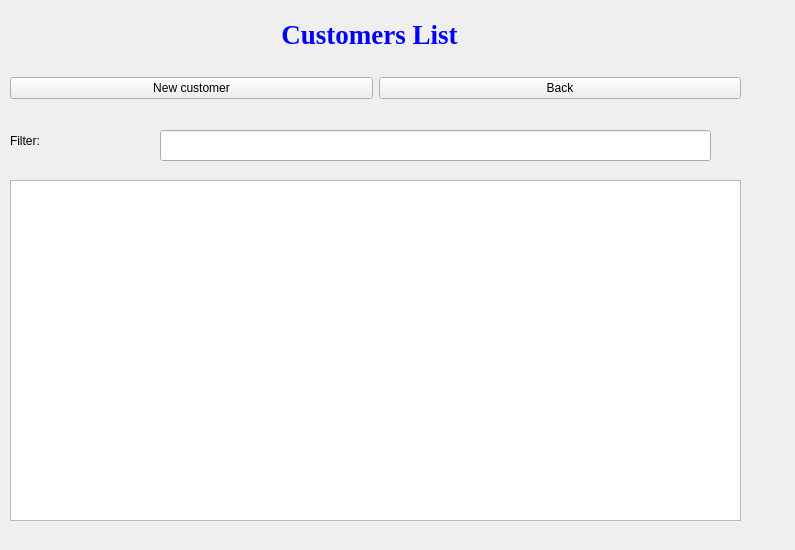
This is customerlist.ui in jonathansaetre/BankSystem as Qt 5 draws it before an edit. The edited form follows.
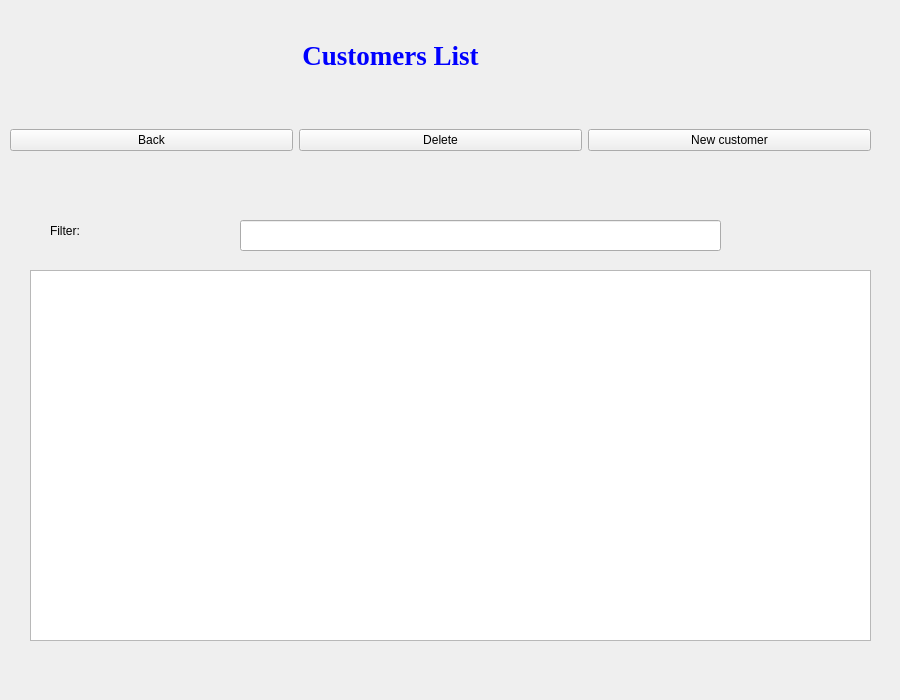
This is the edited form.

```diff
--- a/customerlist.ui
+++ b/customerlist.ui
@@ -6,20 +6,20 @@
    <rect>
     <x>0</x>
     <y>0</y>
-    <width>795</width>
-    <height>550</height>
+    <width>900</width>
+    <height>700</height>
    </rect>
   </property>
   <property name="minimumSize">
    <size>
-    <width>750</width>
-    <height>550</height>
+    <width>900</width>
+    <height>700</height>
    </size>
   </property>
   <property name="maximumSize">
    <size>
-    <width>795</width>
-    <height>550</height>
+    <width>900</width>
+    <height>700</height>
    </size>
   </property>
   <property name="windowTitle">
@@ -28,8 +28,8 @@
   <widget class="QLabel" name="label">
    <property name="geometry">
     <rect>
-     <x>9</x>
-     <y>9</y>
+     <x>30</x>
+     <y>30</y>
      <width>721</width>
      <height>51</height>
     </rect>
@@ -58,9 +58,9 @@
   <widget class="QLabel" name="label_2">
    <property name="geometry">
     <rect>
-     <x>10</x>
-     <y>120</y>
-     <width>831</width>
+     <x>50</x>
+     <y>210</y>
+     <width>777</width>
      <height>41</height>
     </rect>
    </property>
@@ -77,9 +77,9 @@
   <widget class="QLineEdit" name="textSearchEdit">
    <property name="geometry">
     <rect>
-     <x>160</x>
-     <y>130</y>
-     <width>551</width>
+     <x>240</x>
+     <y>220</y>
+     <width>481</width>
      <height>31</height>
     </rect>
    </property>
@@ -87,10 +87,10 @@
   <widget class="QTreeView" name="custList">
    <property name="geometry">
     <rect>
-     <x>10</x>
-     <y>180</y>
-     <width>731</width>
-     <height>341</height>
+     <x>30</x>
+     <y>270</y>
+     <width>841</width>
+     <height>371</height>
     </rect>
    </property>
   </widget>
@@ -98,19 +98,12 @@
    <property name="geometry">
     <rect>
      <x>10</x>
-     <y>63</y>
-     <width>731</width>
-     <height>51</height>
+     <y>110</y>
+     <width>861</width>
+     <height>61</height>
     </rect>
    </property>
    <layout class="QHBoxLayout" name="horizontalLayout">
-    <item>
-     <widget class="QPushButton" name="buttonNewCustomer">
-      <property name="text">
-       <string>New customer</string>
-      </property>
-     </widget>
-    </item>
     <item>
      <widget class="QPushButton" name="buttonBack">
       <property name="text">
@@ -118,6 +111,20 @@
       </property>
      </widget>
     </item>
+    <item>
+     <widget class="QPushButton" name="pushButton">
+      <property name="text">
+       <string>Delete</string>
+      </property>
+     </widget>
+    </item>
+    <item>
+     <widget class="QPushButton" name="buttonNewCustomer">
+      <property name="text">
+       <string>New customer</string>
+      </property>
+     </widget>
+    </item>
    </layout>
   </widget>
  </widget>
```
